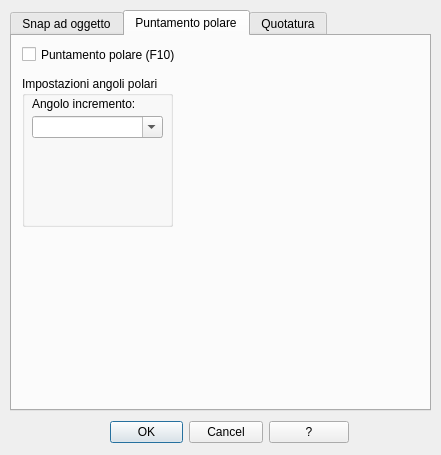
The window that qad_dsettings.ui (geosim/QAD) describes before a commit, drawn with Qt 5.
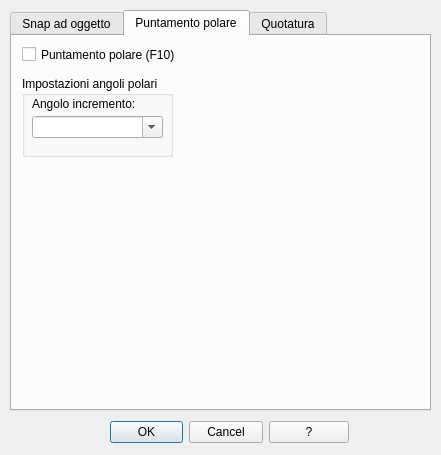
The same window after the commit. The open tabs and pages were chosen to show the change. Icons and pictures are not drawn.

What changed in the file:
```diff
--- a/qad_dsettings.ui
+++ b/qad_dsettings.ui
@@ -537,7 +537,7 @@
        <x>10</x>
        <y>40</y>
        <width>151</width>
-       <height>151</height>
+       <height>81</height>
       </rect>
      </property>
      <property name="title">
```
Left out of the diff: 20 changed lines with no effect on the pictures.
